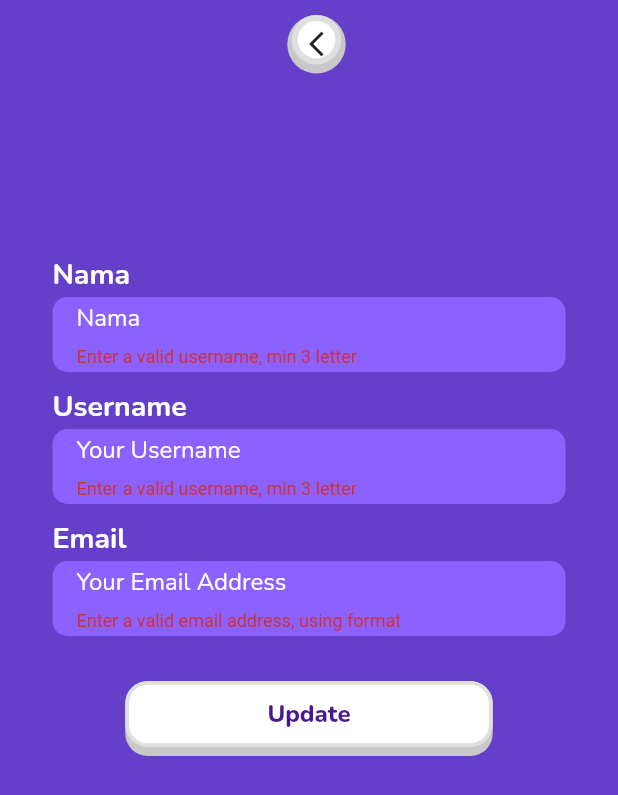
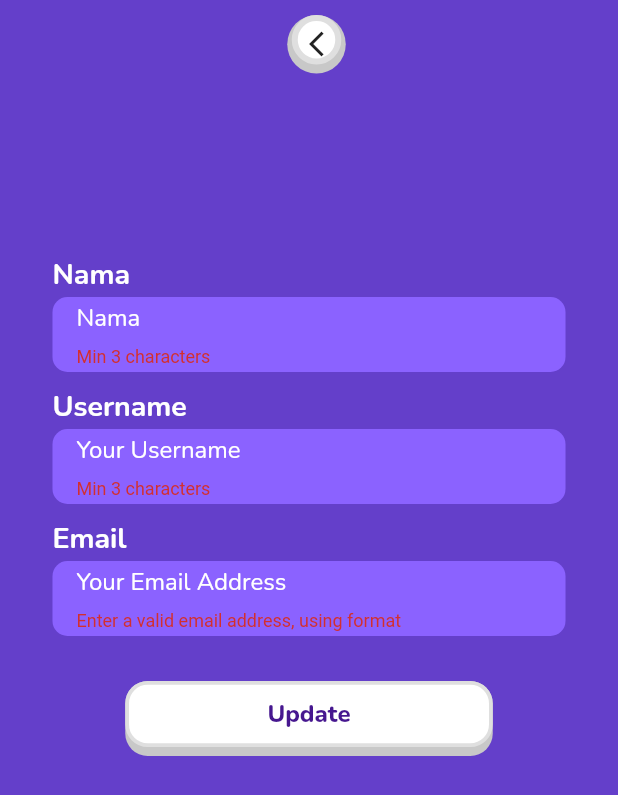
Before and after one commit to gdochadipa/acak-kata-mobile, a Flutter app: the ProfileEditPage screen opened by its route, after a tap on "Update", on a phone screen of 412 x 824 dp. Shown: the top 795 px of the screen. Run offline on Flutter 3.47's test engine with Material 2 defaults, Android fonts, the phone set to English and light mode, and no system bars; our stand-ins replace animate_do, auto_size_text, bouncing_widget, confetti, datetime_picker_formfield, flutter_staggered_animations and 9 more; missing offline and left inert: dart:ffi; accounts and stored records are empty; network calls fail.

Commit message:
stage-6-1-4- perbaikan bug

```diff
--- a/lib/helper/validation_helper.dart
+++ b/lib/helper/validation_helper.dart
@@ -16,6 +16,11 @@ class ValidationHelper {
     String pattern = r"^(?=.*[A-Za-z])(?=.*\d)[A-Za-z\d]{3,}$";
 
     RegExp regex = RegExp(pattern);
+
+    if (value!.length < 3) {
+      return 'Min 3 characters';
+    }
+
     if (value == null || value.isEmpty || !regex.hasMatch(value)) {
       return 'Enter a valid password, min 3 characters, min one letter and one number';
     } else {
@@ -28,8 +33,13 @@ class ValidationHelper {
         r"^(?=.{3,20}$)(?![_.])(?!.*[_.]{2})[a-zA-Z0-9._]+(?<![_.])$";
 
     RegExp regex = RegExp(pattern);
+
+    if (value!.length < 3) {
+      return 'Min 3 characters';
+    }
+
     if (value == null || value.isEmpty || !regex.hasMatch(value)) {
-      return 'Enter a valid username, min 3 letter';
+      return 'Enter a valid username';
     } else {
       return null;
     }
--- a/lib/l10n/intl_en.arb
+++ b/lib/l10n/intl_en.arb
@@ -29,7 +29,7 @@
   "time" : "Time",
       "question_number": "Question Number is empty !",
       "question_number_error_min": "Min 5 Ques !",
-      "question_number_error_max": "Max 25 Ques !",
+      "question_number_error_max": "Max 15 Ques !",
       "word_length_form": "Length word is empty !",
       "word_length_form_error_min": "Min 3 letter !",
       "word_length_form_error_max": "Max 10 letter !",
--- a/lib/l10n/intl_id.arb
+++ b/lib/l10n/intl_id.arb
@@ -29,7 +29,7 @@
     "time": "Waktu",
     "question_number": "Isi Jumlah Soal !",
     "question_number_error_min": "Minimal lima soal !",
-    "question_number_error_max": "Minimal 25 soal !",
+    "question_number_error_max": "Minimal 15 soal !",
     "word_length_form": "Isi panjang kata !",
     "word_length_form_error_min": "Minimal panjang 3 kata !",
     "word_length_form_error_max": "Minimal panjang 10 kata !",
--- a/lib/pages/auth/profile_edit_page.dart
+++ b/lib/pages/auth/profile_edit_page.dart
@@ -36,7 +36,7 @@ class _ProfileEditPageState extends State<ProfileEditPage> {
     setState(() {
       nameController.text = authProvider.user!.name ?? '';
       emailController.text = authProvider.user!.email ?? '';
-      usernameController.text = authProvider.user!.email ?? '';
+      usernameController.text = authProvider.user!.username ?? '';
     });
   }
 
@@ -69,6 +69,7 @@ class _ProfileEditPageState extends State<ProfileEditPage> {
             ),
             backgroundColor: successColor,
           ));
+          getInit();
           Navigator.pushNamedAndRemoveUntil(
             context,
             '/home',
@@ -86,6 +87,9 @@ class _ProfileEditPageState extends State<ProfileEditPage> {
         ));
         logger.e(error);
       }
+      setState(() {
+        isLoading = false;
+      });
     }
 
     Widget btnBack() {
--- a/lib/pages/in_game/prepare_online_game_play.dart
+++ b/lib/pages/in_game/prepare_online_game_play.dart
@@ -1,3 +1,5 @@
+import 'dart:developer';
+
 import 'package:acakkata/generated/l10n.dart';
 import 'package:acakkata/models/language_model.dart';
 import 'package:acakkata/models/level_model.dart';
@@ -324,8 +326,8 @@ class _PrepareOnlineGamePlayState extends State<PrepareOnlineGamePlay> {
                               return "Minimal 2 pemain";
                             }
 
-                            if (int.parse(text) > 5) {
-                              return "Maksimal 5 pemain";
+                            if (int.parse(text) > 11) {
+                              return "Maksimal 10 pemain";
                             }
 
                             return null;
--- a/lib/providers/auth_provider.dart
+++ b/lib/providers/auth_provider.dart
@@ -86,12 +86,10 @@ class AuthProvider with ChangeNotifier {
       pref.setString('name', '${user.name}');
       pref.setString('email', '${user.email}');
       pref.setString('username', '${user.username}');
-
       return true;
     } catch (e) {
       // print(e);
       throw Exception(e);
-      return false;
     }
   }
 }
--- a/lib/widgets/custom_level_card.dart
+++ b/lib/widgets/custom_level_card.dart
@@ -181,7 +181,7 @@ class CustomLevelCard extends StatelessWidget {
                                               return setLanguage
                                                   .question_number_error_min;
                                             }
-                                            if (!(double.parse(text) <= 25)) {
+                                            if (!(double.parse(text) <= 15)) {
                                               return setLanguage
                                                   .question_number_error_max;
                                             }
```
Also changed, not shown: lib/widgets/popover/custom_match_form.dart (+22 -9 lines), lib/generated/intl/messages_en.dart, lib/generated/intl/messages_id.dart, lib/generated/l10n.dart.
